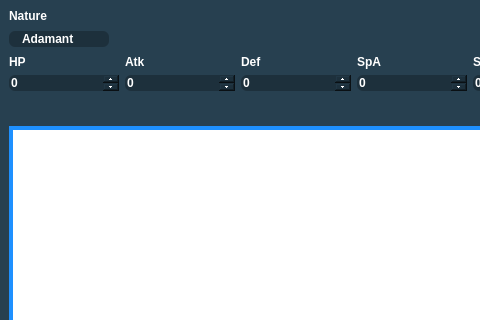
Qt form Forms/Util/IVtoPID.ui (Admiral-Fish/PokeFinder) before a commit; both pictures show x 0 to 480 and y 0 to 320 of the 708 by 446 pixel window.
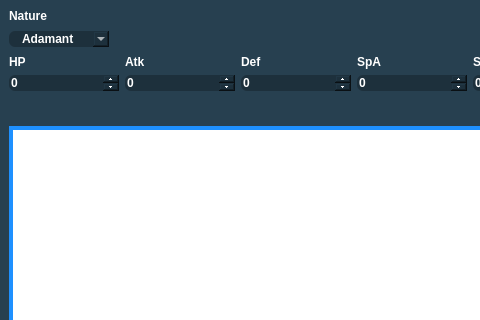
The same form after that commit. Icons and pictures are not drawn. Custom widgets are drawn as their Qt base class.

What changed in the file:
```diff
--- a/Forms/Util/IVtoPID.ui
+++ b/Forms/Util/IVtoPID.ui
@@ -98,16 +98,6 @@
 	color: white;
 }
 
-QComboBox::down-arrow {
-	image: url(noimg);
-	border-width: 0px;
-}
-
-QComboBox::drop-down {
-	background: transparent;
-	width: 0px;
-}
-
 QLabel {
 	color: white;
 	font-family: &quot;Myriad Pro&quot;, Montserrat;
```
